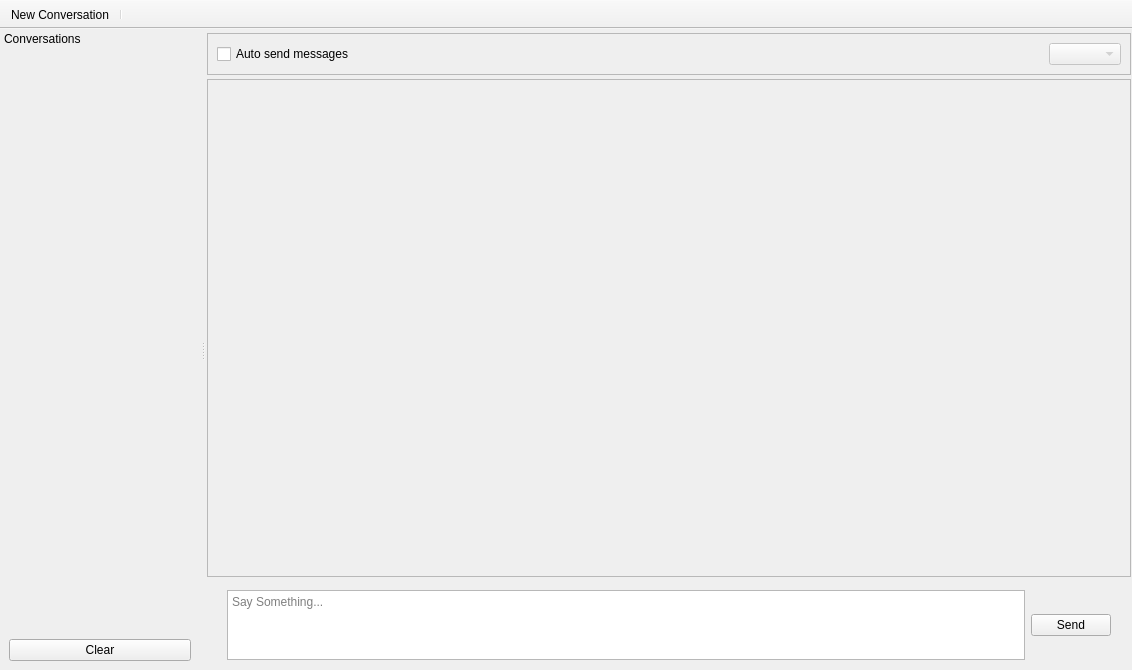
First picture: the form in src/mainwindow.ui, repository Aseman-Land/qllm, before the edit.
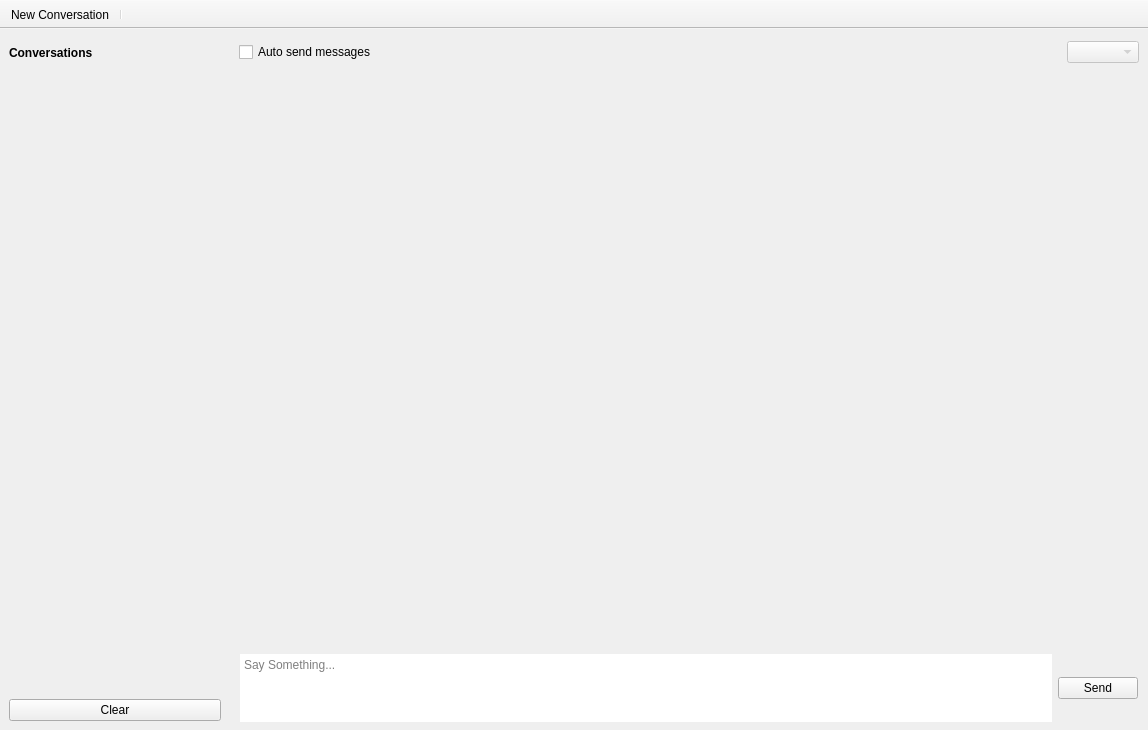
Second picture: the form after the edit. Icons and pictures are not drawn. Custom widgets are drawn as their Qt base class.

Commit message: Some minor changes to loop better on different styles

Patch:
```diff
--- a/src/mainwindow.ui
+++ b/src/mainwindow.ui
@@ -6,17 +6,20 @@
    <rect>
     <x>0</x>
     <y>0</y>
-    <width>1132</width>
-    <height>670</height>
+    <width>1148</width>
+    <height>730</height>
    </rect>
   </property>
   <widget class="QWidget" name="centralwidget">
    <layout class="QHBoxLayout" name="horizontalLayout_2">
+    <property name="spacing">
+     <number>0</number>
+    </property>
     <property name="leftMargin">
      <number>0</number>
     </property>
     <property name="topMargin">
-     <number>0</number>
+     <number>1</number>
     </property>
     <property name="rightMargin">
      <number>0</number>
@@ -25,30 +28,118 @@
      <number>0</number>
     </property>
     <item>
-     <widget class="QWidget" name="chatsWidget" native="true">
-      <layout class="QVBoxLayout" name="verticalLayout_2">
+     <widget class="QFrame" name="conversationsFrame">
+      <property name="minimumSize">
+       <size>
+        <width>230</width>
+        <height>0</height>
+       </size>
+      </property>
+      <property name="maximumSize">
+       <size>
+        <width>230</width>
+        <height>16777215</height>
+       </size>
+      </property>
+      <layout class="QVBoxLayout" name="verticalLayout_3">
        <property name="spacing">
-        <number>4</number>
+        <number>0</number>
        </property>
+       <property name="topMargin">
+        <number>0</number>
+       </property>
+       <item>
+        <widget class="QLabel" name="label">
+         <property name="minimumSize">
+          <size>
+           <width>0</width>
+           <height>45</height>
+          </size>
+         </property>
+         <property name="maximumSize">
+          <size>
+           <width>16777215</width>
+           <height>45</height>
+          </size>
+         </property>
+         <property name="font">
+          <font>
+           <bold>true</bold>
+          </font>
+         </property>
+         <property name="text">
+          <string>Conversations</string>
+         </property>
+        </widget>
+       </item>
+       <item>
+        <widget class="QListView" name="listView">
+         <property name="contextMenuPolicy">
+          <enum>Qt::CustomContextMenu</enum>
+         </property>
+         <property name="styleSheet">
+          <string notr="true">background-color: transparent;</string>
+         </property>
+         <property name="frameShape">
+          <enum>QFrame::NoFrame</enum>
+         </property>
+         <property name="frameShadow">
+          <enum>QFrame::Plain</enum>
+         </property>
+         <property name="verticalScrollBarPolicy">
+          <enum>Qt::ScrollBarAlwaysOff</enum>
+         </property>
+         <property name="horizontalScrollBarPolicy">
+          <enum>Qt::ScrollBarAlwaysOff</enum>
+         </property>
+        </widget>
+       </item>
+       <item>
+        <widget class="QPushButton" name="clearBtn">
+         <property name="text">
+          <string>Clear</string>
+         </property>
+        </widget>
+       </item>
+      </layout>
+     </widget>
+    </item>
+    <item>
+     <layout class="QVBoxLayout" name="verticalLayout_6">
        <property name="leftMargin">
-        <number>1</number>
+       <number>0</number>
        </property>
        <property name="topMargin">
-        <number>4</number>
+       <number>0</number>
        </property>
        <property name="rightMargin">
-        <number>1</number>
+       <number>0</number>
        </property>
        <property name="bottomMargin">
         <number>0</number>
        </property>
        <item>
-        <widget class="QFrame" name="frame">
+       <widget class="QFrame" name="headerFrame">
+        <property name="minimumSize">
+         <size>
+          <width>0</width>
+          <height>45</height>
+         </size>
+        </property>
+        <property name="maximumSize">
+         <size>
+          <width>16777215</width>
+          <height>45</height>
+         </size>
+        </property>
          <property name="frameShape">
-          <enum>QFrame::StyledPanel</enum>
+         <enum>QFrame::NoFrame</enum>
          </property>
          <property name="frameShadow">
-          <enum>QFrame::Raised</enum>
+         <enum>QFrame::Plain</enum>
+        </property>
+        <property name="lineWidth">
+         <number>0</number>
          </property>
          <layout class="QHBoxLayout" name="horizontalLayout_3">
           <item>
@@ -82,7 +173,61 @@
         </widget>
        </item>
        <item>
+       <widget class="QFrame" name="chatsFrame">
+        <property name="frameShape">
+         <enum>QFrame::NoFrame</enum>
+        </property>
+        <property name="frameShadow">
+         <enum>QFrame::Plain</enum>
+        </property>
+        <property name="lineWidth">
+         <number>0</number>
+        </property>
+        <layout class="QVBoxLayout" name="verticalLayout_2">
+         <property name="spacing">
+          <number>0</number>
+         </property>
+         <property name="leftMargin">
+          <number>0</number>
+         </property>
+         <property name="topMargin">
+          <number>0</number>
+         </property>
+         <property name="rightMargin">
+          <number>0</number>
+         </property>
+         <property name="bottomMargin">
+          <number>0</number>
+         </property>
+         <item>
+          <widget class="QWidget" name="chatWidget" native="true">
+           <layout class="QVBoxLayout" name="verticalLayout_5">
+            <property name="spacing">
+             <number>4</number>
+            </property>
+            <property name="leftMargin">
+             <number>0</number>
+            </property>
+            <property name="topMargin">
+             <number>0</number>
+            </property>
+            <property name="rightMargin">
+             <number>0</number>
+            </property>
+            <property name="bottomMargin">
+             <number>0</number>
+            </property>
+            <item>
         <widget class="QScrollArea" name="messages">
+              <property name="frameShape">
+               <enum>QFrame::NoFrame</enum>
+              </property>
+              <property name="frameShadow">
+               <enum>QFrame::Plain</enum>
+              </property>
+              <property name="horizontalScrollBarPolicy">
+               <enum>Qt::ScrollBarAlwaysOff</enum>
+              </property>
          <property name="widgetResizable">
           <bool>true</bool>
          </property>
@@ -91,11 +236,23 @@
            <rect>
             <x>0</x>
             <y>0</y>
-            <width>927</width>
-            <height>483</height>
+                 <width>916</width>
+                 <height>547</height>
            </rect>
           </property>
           <layout class="QVBoxLayout" name="verticalLayout_4">
+                <property name="leftMargin">
+                 <number>0</number>
+                </property>
+                <property name="topMargin">
+                 <number>0</number>
+                </property>
+                <property name="rightMargin">
+                 <number>0</number>
+                </property>
+                <property name="bottomMargin">
+                 <number>0</number>
+                </property>
            <item>
             <layout class="QVBoxLayout" name="messagesLayout">
              <item>
@@ -117,17 +274,35 @@
          </widget>
         </widget>
        </item>
+           </layout>
+          </widget>
+         </item>
+        </layout>
+       </widget>
+      </item>
        <item>
-        <widget class="QWidget" name="sendFrame" native="true">
+       <widget class="QFrame" name="sendFrame">
+        <property name="frameShape">
+         <enum>QFrame::NoFrame</enum>
+        </property>
+        <property name="frameShadow">
+         <enum>QFrame::Plain</enum>
+        </property>
+        <property name="lineWidth">
+         <number>0</number>
+        </property>
          <layout class="QHBoxLayout" name="horizontalLayout">
           <property name="leftMargin">
-           <number>20</number>
+          <number>10</number>
+         </property>
+         <property name="topMargin">
+          <number>8</number>
           </property>
           <property name="rightMargin">
-           <number>20</number>
+          <number>10</number>
           </property>
           <property name="bottomMargin">
-           <number>10</number>
+          <number>8</number>
           </property>
           <item>
            <widget class="QPlainTextEdit" name="prompt">
@@ -137,6 +312,18 @@
               <verstretch>0</verstretch>
              </sizepolicy>
             </property>
+           <property name="frameShape">
+            <enum>QFrame::NoFrame</enum>
+           </property>
+           <property name="frameShadow">
+            <enum>QFrame::Plain</enum>
+           </property>
+           <property name="verticalScrollBarPolicy">
+            <enum>Qt::ScrollBarAlwaysOff</enum>
+           </property>
+           <property name="horizontalScrollBarPolicy">
+            <enum>Qt::ScrollBarAlwaysOff</enum>
+           </property>
             <property name="tabChangesFocus">
              <bool>true</bool>
             </property>
@@ -147,6 +334,12 @@
           </item>
           <item>
            <widget class="QPushButton" name="sendBtn">
+           <property name="sizePolicy">
+            <sizepolicy hsizetype="Minimum" vsizetype="Fixed">
+             <horstretch>0</horstretch>
+             <verstretch>0</verstretch>
+            </sizepolicy>
+           </property>
             <property name="text">
              <string>Send</string>
             </property>
@@ -156,7 +349,6 @@
         </widget>
        </item>
       </layout>
-     </widget>
     </item>
    </layout>
   </widget>
@@ -179,59 +371,6 @@
    <addaction name="actionNew_Conversation"/>
    <addaction name="separator"/>
   </widget>
-  <widget class="QDockWidget" name="chatsDock">
-   <property name="maximumSize">
-    <size>
-     <width>200</width>
-     <height>524287</height>
-    </size>
-   </property>
-   <property name="features">
-    <set>QDockWidget::DockWidgetMovable</set>
-   </property>
-   <property name="allowedAreas">
-    <set>Qt::LeftDockWidgetArea|Qt::RightDockWidgetArea</set>
-   </property>
-   <property name="windowTitle">
-    <string>Conversations</string>
-   </property>
-   <attribute name="dockWidgetArea">
-    <number>1</number>
-   </attribute>
-   <widget class="QWidget" name="dockWidgetContents">
-    <layout class="QVBoxLayout" name="verticalLayout">
-     <item>
-      <widget class="QListView" name="listView">
-       <property name="contextMenuPolicy">
-        <enum>Qt::CustomContextMenu</enum>
-       </property>
-       <property name="styleSheet">
-        <string notr="true">background-color: transparent;</string>
-       </property>
-       <property name="frameShape">
-        <enum>QFrame::NoFrame</enum>
-       </property>
-       <property name="frameShadow">
-        <enum>QFrame::Plain</enum>
-       </property>
-       <property name="verticalScrollBarPolicy">
-        <enum>Qt::ScrollBarAlwaysOff</enum>
-       </property>
-       <property name="horizontalScrollBarPolicy">
-        <enum>Qt::ScrollBarAlwaysOff</enum>
-       </property>
-      </widget>
-     </item>
-     <item>
-      <widget class="QPushButton" name="clearBtn">
-       <property name="text">
-        <string>Clear</string>
-       </property>
-      </widget>
-     </item>
-    </layout>
-   </widget>
-  </widget>
   <action name="actionNew_Conversation">
    <property name="icon">
     <iconset theme="list-add"/>
```
Left out of the diff: 3 changed lines with no effect on the pictures. Lines whose indentation alone changed are shown as unchanged. The commit also changes 4 other files.
